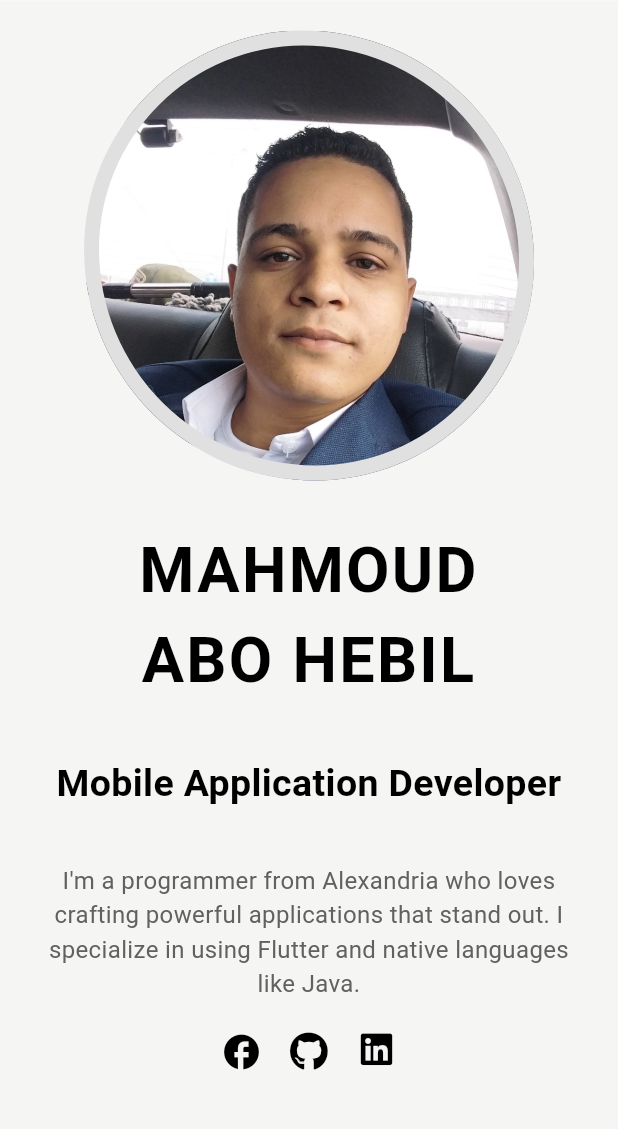
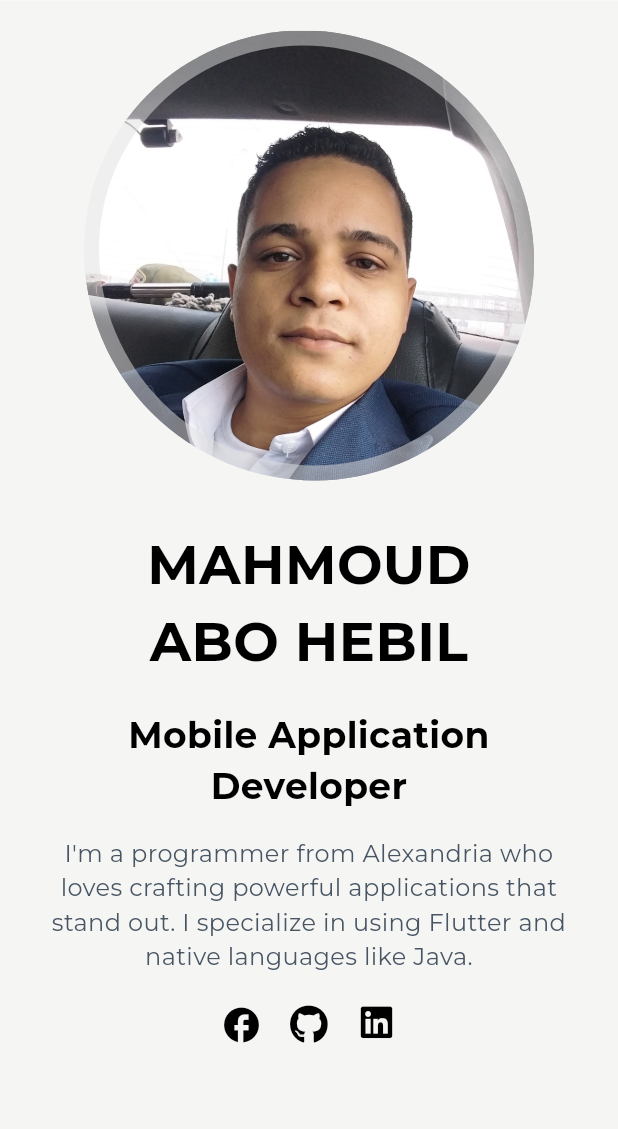
Before and after one commit to MahmoudAboHebil/my_portfolio_web_flutter, a Flutter app: the screen it shows after launch, on a phone screen of 412 x 824 dp, the part 97-1226 px from its top. Run offline on Flutter 3.47's test engine with Material 3 defaults, Android fonts, the phone set to English and light mode, and no system bars; drawn by our look-alikes of animated_text_kit; our stand-ins replace bloc, cloud_firestore, email_validator, equatable, firebase_core, flutter_bloc and 5 more; accounts and stored records are empty.

Commit message:
customising the colors, themes and home page is finished

```diff
--- a/lib/main.dart
+++ b/lib/main.dart
@@ -5,10 +5,12 @@ import 'package:portfolio_2/data/repository/data_repo.dart';
 import 'package:portfolio_2/logic/cubit_path/cubit_path.dart';
 import 'package:portfolio_2/logic/cubit_path/cubit_path_state.dart';
 import 'package:portfolio_2/logic/cubit_projects/cubit_projects.dart';
+import 'package:portfolio_2/presentation/app_colors/app_colors.dart';
 import 'package:portfolio_2/presentation/constants/constants.dart';
 import 'package:portfolio_2/presentation/home_page.dart';
 import 'package:portfolio_2/presentation/routing/route_names.dart';
 import 'package:portfolio_2/presentation/routing/router.dart';
+import 'package:provider/provider.dart';
 import 'firebase_options.dart';
 import 'package:portfolio_2/locator.dart';
 import 'package:get/get.dart' as gett;
@@ -38,6 +40,8 @@ class RR extends StatelessWidget {
                 firRepo: RepositoryProvider.of<DataRepository>(context)),
           ),
         ],
+        child: ChangeNotifierProvider<AppColors>(
+          create: (context) => AppColors(),
           child: BlocBuilder<CubitPath, CubitPathState>(
             builder: (context, state) {
               if (state is LoadedData) {
@@ -63,6 +67,7 @@ class RR extends StatelessWidget {
               }
               return MyApp();
             },
+          ),
         ),
       ),
     );
--- a/lib/presentation/app_colors/app_colors.dart
+++ b/lib/presentation/app_colors/app_colors.dart
@@ -1,3 +1,21 @@
-// class AppColors {
-//   static bool isDarkMode;
-// }
+import 'package:flutter/cupertino.dart';
+import 'package:flutter/material.dart';
+
+class AppColors extends ChangeNotifier {
+  Color backgroundColor = Color(0xfff5f5f4);
+  Color text1Color = Color(0xff485563);
+  Color largeTextColor = Colors.black;
+  Color iconColor = Colors.black;
+  Color imageBorderColor = Colors.grey.shade300.withOpacity(0.5);
+  void setColorMode(bool isDarkMode) {
+    backgroundColor = isDarkMode ? Color(0xff171717) : Color(0xfff5f5f4);
+    text1Color = isDarkMode ? Color(0xff9ca3af) : Color(0xff485563);
+    largeTextColor = isDarkMode ? Color(0xfff8fafc) : Colors.black;
+    iconColor = isDarkMode ? Color(0xfff8fafc) : Colors.black;
+    imageBorderColor = isDarkMode
+        ? Colors.grey.withOpacity(0.4)
+        : Colors.grey.shade300.withOpacity(0.5);
+
+    notifyListeners();
+  }
+}
--- a/lib/presentation/components/button_color/component/dark_icon.dart
+++ b/lib/presentation/components/button_color/component/dark_icon.dart
@@ -1,5 +1,9 @@
 import 'package:flutter/material.dart';
 import 'dart:math' as math;
+
+import 'package:provider/provider.dart';
+
+import '../../../app_colors/app_colors.dart';
 
 class DarkIcon extends StatefulWidget {
   const DarkIcon({super.key});
@@ -24,6 +28,8 @@ class _DarkIconState extends State<DarkIcon> {
           onPressed: () {
             setState(() {
               isDark = !isDark;
+              Provider.of<AppColors>(context, listen: false)
+                  .setColorMode(isDark);
             });
           },
           color: Colors.black,
--- a/lib/presentation/components/hover_animation_icon/hover_animation_icon.dart
+++ b/lib/presentation/components/hover_animation_icon/hover_animation_icon.dart
@@ -1,5 +1,8 @@
 import 'package:flutter/material.dart';
+import 'package:provider/provider.dart';
 import 'package:url_launcher/url_launcher.dart';
+
+import '../../app_colors/app_colors.dart';
 
 class HoverAnimationIcon extends StatefulWidget {
   IconData icon;
@@ -51,7 +54,7 @@ class _HoverAnimationIconState extends State<HoverAnimationIcon> {
                 child: Icon(
                   widget.icon,
                   size: widget.size,
-                  color: Colors.black,
+                  color: Provider.of<AppColors>(context).iconColor,
                 ),
               ),
             ],
--- a/lib/presentation/layout/desktop_layout.dart
+++ b/lib/presentation/layout/desktop_layout.dart
@@ -2,6 +2,8 @@ import 'package:flutter/foundation.dart';
 import 'package:flutter/material.dart';
 import 'package:get/get.dart';
 import 'package:get/get_core/src/get_main.dart';
+import 'package:portfolio_2/presentation/app_colors/app_colors.dart';
+import 'package:provider/provider.dart';
 import '../components/button_color/button_color.dart';
 import '../components/curved/curved_navigation_bar.dart';
 import '../components/custom_appbar/custom_appbar.dart';
@@ -65,7 +67,7 @@ class _DesktopLayoutState extends State<DesktopLayout> {
   Widget build(BuildContext context) {
     Size size = MediaQuery.of(context).size;
     return Container(
-      color: Color(0xfff5f5f4),
+      color: Provider.of<AppColors>(context).backgroundColor,
       alignment:
           size.width > 1046 ? Alignment.centerRight : Alignment.topCenter,
       child: Stack(
--- a/lib/presentation/sections/about_section/about_section.dart
+++ b/lib/presentation/sections/about_section/about_section.dart
@@ -1,7 +1,9 @@
 import 'dart:async';
 import 'package:flutter/material.dart';
 import 'package:google_fonts/google_fonts.dart';
+import 'package:provider/provider.dart';
 import '../../../locator.dart';
+import '../../app_colors/app_colors.dart';
 import '../../components/section_title/section_title.dart';
 import '../../routing/navigtion_service.dart';
 import '../../routing/route_names.dart';
@@ -1363,7 +1365,7 @@ class _AboutSectionState extends State<AboutSection>
         child: FadeTransition(
           opacity: animation,
           child: Container(
-            color: Color(0xfff5f5f4),
+            color: Provider.of<AppColors>(context).backgroundColor,
             alignment: Alignment.center,
             child: aboutContent(size),
           ),
--- a/lib/presentation/sections/contact_section/contact_section.dart
+++ b/lib/presentation/sections/contact_section/contact_section.dart
@@ -2,7 +2,9 @@ import 'dart:async';
 import 'package:email_validator/email_validator.dart';
 import 'package:flutter/material.dart';
 import 'package:google_fonts/google_fonts.dart';
+import 'package:provider/provider.dart';
 import '../../../locator.dart';
+import '../../app_colors/app_colors.dart';
 import '../../components/section_title/section_title.dart';
 import '../../constants/constants.dart';
 import '../../routing/navigtion_service.dart';
@@ -144,7 +146,7 @@ class _ContactSectionState extends State<ContactSection>
         child: FadeTransition(
           opacity: animation,
           child: Container(
-            color: Color(0xfff5f5f4),
+            color: Provider.of<AppColors>(context).backgroundColor,
             alignment: Alignment.topLeft,
             padding: EdgeInsets.only(
               top: 20,
--- a/lib/presentation/sections/details_section/details_section.dart
+++ b/lib/presentation/sections/details_section/details_section.dart
@@ -6,7 +6,9 @@ import 'package:google_fonts/google_fonts.dart';
 import 'package:portfolio_2/data/models/project_model/project_model.dart';
 import 'package:portfolio_2/logic/cubit_projects/cubit_projects.dart';
 import 'package:portfolio_2/logic/cubit_projects/cubit_projects_state.dart';
+import 'package:provider/provider.dart';
 import '../../../locator.dart';
+import '../../app_colors/app_colors.dart';
 import '../../components/hover_animation_icon/hover_animation_icon.dart';
 import '../../components/section_title/section_title.dart';
 import '../../routing/navigtion_service.dart';
@@ -662,7 +664,7 @@ class _DetailsSectionState extends State<DetailsSection>
         child: FadeTransition(
           opacity: animation,
           child: Container(
-            color: Color(0xfff5f5f4),
+            color: Provider.of<AppColors>(context).backgroundColor,
             alignment: Alignment.topLeft,
             padding: EdgeInsets.only(
               top: 20,
--- a/lib/presentation/sections/home_section/components/animated_image.dart
+++ b/lib/presentation/sections/home_section/components/animated_image.dart
@@ -1,6 +1,9 @@
 import 'dart:async';
 
 import 'package:flutter/material.dart';
+import 'package:provider/provider.dart';
+
+import '../../../app_colors/app_colors.dart';
 
 class AnimatedImage extends StatefulWidget {
   const AnimatedImage({super.key});
@@ -63,7 +66,10 @@ class _AnimatedImageState extends State<AnimatedImage> {
         width: 300,
         // constraints: BoxConstraints(maxHeight: size.height, minHeight: 700),
         decoration: BoxDecoration(
-          border: Border.all(color: Colors.grey.shade300, width: 10),
+          color: Provider.of<AppColors>(context).imageBorderColor,
+          border: Border.all(
+              color: Provider.of<AppColors>(context).imageBorderColor,
+              width: 10),
           borderRadius: borderRadius[index],
           image: DecorationImage(
             alignment: Alignment.topCenter,
--- a/lib/presentation/sections/home_section/components/name_and_description.dart
+++ b/lib/presentation/sections/home_section/components/name_and_description.dart
@@ -2,7 +2,9 @@ import 'package:animated_text_kit/animated_text_kit.dart';
 import 'package:flutter/material.dart';
 import 'package:font_awesome_flutter/font_awesome_flutter.dart';
 import 'package:google_fonts/google_fonts.dart';
+import 'package:provider/provider.dart';
 
+import '../../../app_colors/app_colors.dart';
 import '../../../components/hover_animation_icon/hover_animation_icon.dart';
 
 class NameAndDescription extends StatelessWidget {
@@ -23,10 +25,9 @@ class NameAndDescription extends StatelessWidget {
                   Flexible(
                     child: Text(
                       'MAHMOUD ABO HEBIL',
-                      style: GoogleFonts.berkshireSwash(
-                        letterSpacing: 1.5,
-                        color: Colors.black,
-                        fontSize: 42,
+                      style: GoogleFonts.montserrat(
+                        color: Provider.of<AppColors>(context).largeTextColor,
+                        fontSize: 36,
                         fontWeight: FontWeight.bold,
                       ),
                       // textAlign: TextAlign.center,
@@ -41,9 +42,9 @@ class NameAndDescription extends StatelessWidget {
                 repeatForever: true,
                 animatedTexts: [
                   TypewriterAnimatedText('Mobile Application Developer',
-                      textStyle: GoogleFonts.roboto(
-                        color: Colors.black,
-                        fontSize: 25,
+                      textStyle: GoogleFonts.montserrat(
+                        color: Provider.of<AppColors>(context).largeTextColor,
+                        fontSize: 24,
                         fontWeight: FontWeight.bold,
                       ),
                       speed: Duration(milliseconds: 25),
@@ -60,8 +61,8 @@ class NameAndDescription extends StatelessWidget {
                     Expanded(
                       child: Text(
                         'I\'m a programmer from Alexandria who loves crafting powerful applications that stand out. I specialize in using Flutter and native languages like Java.',
-                        style: GoogleFonts.roboto(
-                          color: Colors.grey.shade700,
+                        style: GoogleFonts.montserrat(
+                          color: Provider.of<AppColors>(context).text1Color,
                           fontSize: 16,
                         ),
                       ),
@@ -103,10 +104,9 @@ class NameAndDescription extends StatelessWidget {
                       padding: const EdgeInsets.symmetric(horizontal: 25),
                       child: Text(
                         'MAHMOUD ABO HEBIL',
-                        style: GoogleFonts.berkshireSwash(
-                          letterSpacing: 1.5,
-                          color: Colors.black,
-                          fontSize: 42,
+                        style: GoogleFonts.montserrat(
+                          color: Provider.of<AppColors>(context).largeTextColor,
+                          fontSize: 36,
                           fontWeight: FontWeight.bold,
                         ),
                         textAlign: TextAlign.center,
@@ -125,9 +125,9 @@ class NameAndDescription extends StatelessWidget {
                   repeatForever: true,
                   animatedTexts: [
                     TypewriterAnimatedText('Mobile Application Developer',
-                        textStyle: GoogleFonts.roboto(
-                          color: Colors.black,
-                          fontSize: 25,
+                        textStyle: GoogleFonts.montserrat(
+                          color: Provider.of<AppColors>(context).largeTextColor,
+                          fontSize: 24,
                           fontWeight: FontWeight.bold,
                         ),
                         speed: Duration(milliseconds: 25),
@@ -148,8 +148,8 @@ class NameAndDescription extends StatelessWidget {
                     Expanded(
                       child: Text(
                         'I\'m a programmer from Alexandria who loves crafting powerful applications that stand out. I specialize in using Flutter and native languages like Java.',
-                        style: GoogleFonts.roboto(
-                          color: Colors.grey.shade700,
+                        style: GoogleFonts.montserrat(
+                          color: Provider.of<AppColors>(context).text1Color,
                           fontSize: 16,
                         ),
                         textAlign: TextAlign.center,
--- a/lib/presentation/sections/home_section/home_section.dart
+++ b/lib/presentation/sections/home_section/home_section.dart
@@ -1,7 +1,9 @@
 import 'dart:async';
 import 'package:flutter/material.dart';
+import 'package:provider/provider.dart';
 
 import '../../../locator.dart';
+import '../../app_colors/app_colors.dart';
 import '../../routing/navigtion_service.dart';
 import '../../routing/route_names.dart';
 import 'components/animated_image.dart';
@@ -56,7 +58,7 @@ class _HomeSectionState extends State<HomeSection>
           opacity: animation,
           child: Container(
             alignment: Alignment.center,
-            color: Color(0xfff5f5f4),
+            color: Provider.of<AppColors>(context).backgroundColor,
             width: 900,
             child: size.width > 775
                 ? Container(
--- a/lib/presentation/sections/portfolio_section/portfolio_section.dart
+++ b/lib/presentation/sections/portfolio_section/portfolio_section.dart
@@ -3,7 +3,9 @@ import 'package:flutter/material.dart';
 import 'package:flutter_bloc/flutter_bloc.dart';
 import 'package:portfolio_2/logic/cubit_projects/cubit_projects.dart';
 import 'package:portfolio_2/logic/cubit_projects/cubit_projects_state.dart';
+import 'package:provider/provider.dart';
 import '../../../locator.dart';
+import '../../app_colors/app_colors.dart';
 import '../../components/section_title/section_title.dart';
 import '../../routing/navigtion_service.dart';
 import '../../routing/route_names.dart';
@@ -218,7 +220,7 @@ class _PortfolioSectionState extends State<PortfolioSection>
         child: FadeTransition(
           opacity: animation,
           child: Container(
-            color: Color(0xfff5f5f4),
+            color: Provider.of<AppColors>(context).backgroundColor,
             alignment: Alignment.topLeft,
             padding: EdgeInsets.only(
               top: 20,
--- a/lib/presentation/sections/service_section/service_section.dart
+++ b/lib/presentation/sections/service_section/service_section.dart
@@ -2,6 +2,8 @@ import 'dart:async';
 import 'package:flutter/material.dart';
 import 'package:google_fonts/google_fonts.dart';
 import 'package:portfolio_2/locator.dart';
+import 'package:provider/provider.dart';
+import '../../app_colors/app_colors.dart';
 import '../../components/section_title/section_title.dart';
 import '../../routing/navigtion_service.dart';
 import '../../routing/route_names.dart';
@@ -307,7 +309,7 @@ class _ServiceSectionState extends State<ServiceSection>
         child: FadeTransition(
           opacity: animation,
           child: Container(
-            color: Color(0xfff5f5f4),
+            color: Provider.of<AppColors>(context).backgroundColor,
             alignment: Alignment.topLeft,
             padding: EdgeInsets.only(
               top: 20,
--- a/pubspec.yaml
+++ b/pubspec.yaml
@@ -48,6 +48,7 @@ dependencies:
   flutter_bloc: ^8.1.4
   bloc: ^8.1.3
   equatable: ^2.0.5
+  provider: ^6.1.2
 
 
 
```
Also changed, not shown: pubspec.lock. Lines whose indentation alone changed are shown as unchanged.
